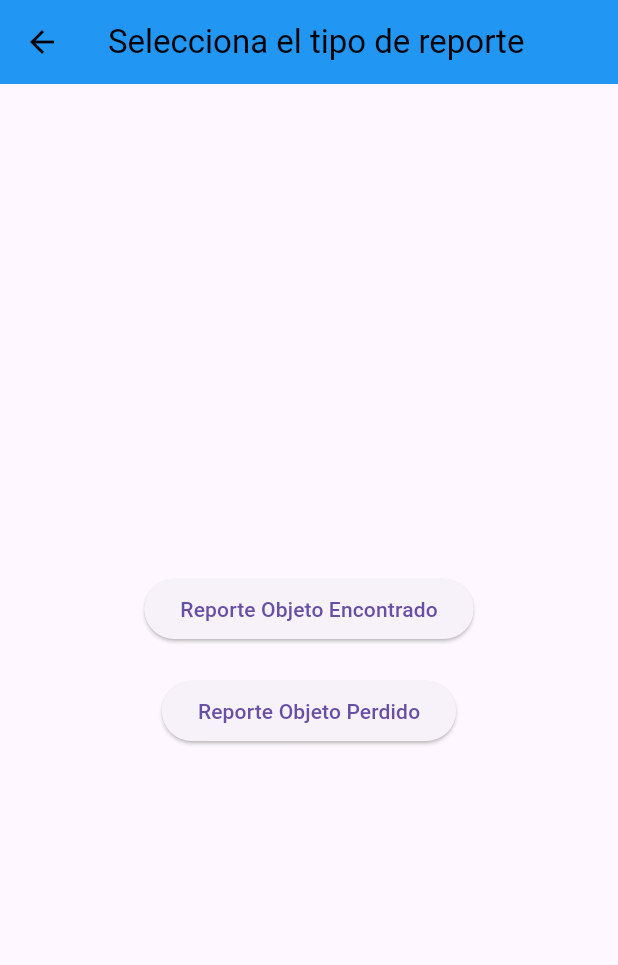
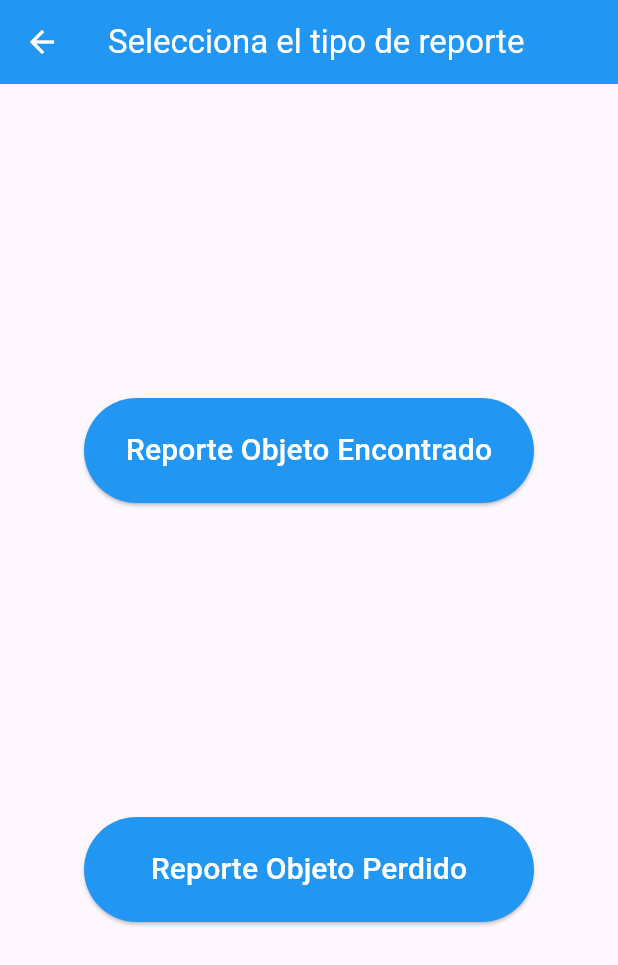
Before and after one commit to jmonsalve622/Proyecto-Ing-SW-10, a Flutter app: the SelectCreateReportPage screen opened directly, on a phone screen of 412 x 824 dp. Shown: the top 965 px of the screen. Run offline on Flutter 3.47's test engine with Material 3 defaults, Android fonts, the light colour scheme and no system bars; our stand-ins replace flutter_map, latlong2, marquee; network calls fail.

Commit message:
Refactorización y la funcionalidad de modificar estado de reporte y eliminar reporte por parte del Administrador

```diff
--- a/lib/pages/create_found_object_report_page.dart
+++ b/lib/pages/create_found_object_report_page.dart
@@ -21,7 +21,6 @@ class _CreateFoundObjectReportPageState extends State<CreateFoundObjectReportPag
   final TextEditingController _userPhoneController = TextEditingController();
   final TextEditingController _notasController = TextEditingController();
   final List<String> categoryOptions = ["Estudio", "Tecnología", "Personal", "Higene", "Ropa", "Deportivo", "Otros"];
-  final String objectState = "Encontrado";
   DateTime? pickedDate;
 
   @override
@@ -304,14 +303,14 @@ class _CreateFoundObjectReportPageState extends State<CreateFoundObjectReportPag
                     description: _descriptionController.text,
                     ubication: _ubicationController.text,
                     category: _categoryController.text,
-                    initialState: objectState,
+                    initialState: ObjectState.Found,
                     dateReported: DateTime.now(),
                     notas: _notasController.text,
                     userName: _userNameController.text,
                     userEmail: _userEmailController.text,
                     userPhone: _userPhoneController.text,
                     userId: _userEmailController.text.trim(),
-                    reportState: "Pendiente"
+                    reportState: ReportState.Pending
                   );
                   ReportManager.addReport(newReport);
                   print("Reporte creado: $newReport");
--- a/lib/pages/create_lost_object_report_page.dart
+++ b/lib/pages/create_lost_object_report_page.dart
@@ -21,7 +21,6 @@ class _CreateLostObjectReportPageState extends State<CreateLostObjectReportPage>
   final TextEditingController _userPhoneController = TextEditingController();
   final TextEditingController _notasController = TextEditingController();
   final List<String> categoryOptions = ["Estudio", "Tecnología", "Personal", "Higene", "Ropa", "Deportivo", "Otros"];
-  final String objectState = "Perdido";
   DateTime? pickedDate;
 
   @override
@@ -305,14 +304,14 @@ class _CreateLostObjectReportPageState extends State<CreateLostObjectReportPage>
                     description: _descriptionController.text,
                     ubication: _ubicationController.text,
                     category: _categoryController.text,
-                    initialState: objectState,
+                    initialState: ObjectState.Lost,
                     dateReported: DateTime.now(),
                     notas: _notasController.text,
                     userName: _userNameController.text,
                     userEmail: _userEmailController.text,
                     userPhone: _userPhoneController.text,
                     userId: _userEmailController.text.trim(),
-                    reportState: "Pendiente"
+                    reportState: ReportState.Pending
                   );
                   ReportManager.addReport(newReport);
                   print("Reporte creado: $newReport");
--- a/lib/pages/log_in_page.dart
+++ b/lib/pages/log_in_page.dart
@@ -106,7 +106,7 @@ class _LoginInputSeccionState extends State<LoginInputSeccion> {
         Navigator.push(
           context,
           MaterialPageRoute(
-            builder: (_) => HomePage(),
+            builder: (_) => HomePage(currentUser: usuarioEncontrado),
           ),
         ).then((_) {
           _emailController.clear();
--- a/lib/pages/select_create_report_page.dart
+++ b/lib/pages/select_create_report_page.dart
@@ -15,16 +15,23 @@ class _SelectCreateReportPageState extends State<SelectCreateReportPage> {
     return Scaffold(
       appBar: AppBar(
         backgroundColor: Colors.blue,
-        foregroundColor: Colors.black,
+        foregroundColor: Colors.white,
         title: Text("Selecciona el tipo de reporte"),
       ),
       body: Center(
         child: Column(
-          mainAxisAlignment: MainAxisAlignment.center,
+          mainAxisAlignment: MainAxisAlignment.spaceEvenly,
           children: [
-            // Boton para crear reporte
-            ElevatedButton(
-              child: const Text("Reporte Objeto Encontrado"),
+            // Boton para crear reporte de objeto encontrado
+            SizedBox(
+              height: 70,
+              width: 300,
+              child: ElevatedButton(
+                style: ElevatedButton.styleFrom(
+                    backgroundColor: Colors.blue,
+                    foregroundColor: Colors.white,
+                  ),
+                child: const Text("Reporte Objeto Encontrado", style: TextStyle(fontSize: 20)),
                 onPressed: () async {
                   await Navigator.push(
                     context,
@@ -34,12 +41,18 @@ class _SelectCreateReportPageState extends State<SelectCreateReportPage> {
                   );
                 },
               ),
+            ),
 
-            const SizedBox(height: 20),
-
-            // Boton para ver reportes
-            ElevatedButton(
-              child: const Text("Reporte Objeto Perdido"),
+            // Boton para crear reporte de objeto perdido
+            SizedBox(
+              height: 70,
+              width: 300,
+              child: ElevatedButton(
+                style: ElevatedButton.styleFrom(
+                    backgroundColor: Colors.blue,
+                    foregroundColor: Colors.white,
+                  ),
+                child: const Text("Reporte Objeto Perdido" , style: TextStyle(fontSize: 20)),
                 onPressed: () async {
                   Navigator.push(
                     context,
@@ -49,6 +62,7 @@ class _SelectCreateReportPageState extends State<SelectCreateReportPage> {
                   );
                 },
               ),
+            ),
           ],
         )
         )
```
Also changed, not shown: lib/pages/home_page.dart (+20 -12 lines), lib/pages/lista_reportes_page.dart (+21 -5 lines), lib/pages/report_page.dart (+101 -0 lines), lib/utils/logic.dart (+9 -5 lines). Lines whose indentation alone changed are shown as unchanged.
